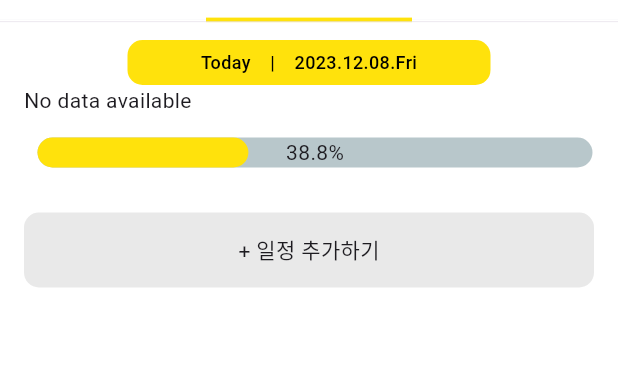
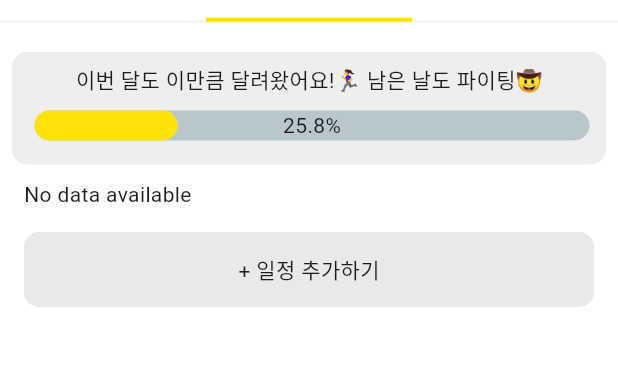
Before and after one commit to minzziPark/Flutter_project_Beeginner, a Flutter app: the SchedulePage screen opened by its route, on a phone screen of 412 x 824 dp, the part 110-476 px from its top. Run offline on Flutter 3.47's test engine with Material 3 defaults, Android fonts, the phone set to English and light mode, and no system bars; drawn by our look-alikes of percent_indicator; our stand-ins replace cloud_firestore, firebase_auth, firebase_core, flutter_svg, table_calendar, timer_builder; accounts and stored records are empty.

Commit message:
디테일 수정

```diff
--- a/beeginner/lib/schedule.dart
+++ b/beeginner/lib/schedule.dart
@@ -18,6 +18,20 @@ class SchedulePage extends StatefulWidget {
 class _SchedulePageState extends State<SchedulePage> {
   var _selectedDay;
   var _focusedDay = DateTime.now();
+
+  double _calculateProgressPercentage() {
+    // 현재 월의 총 일수를 계산
+    int totalDaysInMonth = DateTime(
+      _focusedDay.year,
+      _focusedDay.month + 1,
+      0,
+    ).day;
+
+    // 현재 날짜가 현재 월에서 몇 퍼센트 진행되었는지 계산
+    double progressPercentage = _focusedDay.day / totalDaysInMonth;
+
+    return progressPercentage;
+  }
 
   @override
   Widget build(BuildContext context) {
@@ -160,29 +174,40 @@ class _SchedulePageState extends State<SchedulePage> {
         child: Column(
           // mainAxisAlignment: MainAxisAlignment.spaceEvenly,
           children: [
-            TimerBuilder.periodic(
-              const Duration(seconds: 1),
-              builder: (context) {
-                return Container(
-                  width: 242,
-                  height: 30,
-                  decoration: BoxDecoration(
-                    color: Color.fromRGBO(255, 226, 12, 1), // 배경색 설정
-                    borderRadius: BorderRadius.circular(10.0), // radius 설정
-                  ),
-                  padding: const EdgeInsets.all(0.0), // 내부 여백 설정
-                  child: Center(
-                    child: Text(
-                      'Today    |    ${DateFormat('yyyy.MM.dd.EEE').format(DateTime.now())}',
-                      style: const TextStyle(
-                        fontSize: 12,
-                        fontWeight: FontWeight.w500,
-                        color: Colors.black, // 텍스트 색상 설정
+            Padding(
+              padding: const EdgeInsets.fromLTRB(8.0, 8, 8, 10),
+              child: Container(
+                width: 400,
+                height: 75,
+                decoration: ShapeDecoration(
+                  color: Color.fromARGB(70, 192, 192, 192),
+                  shape: RoundedRectangleBorder(
+                    borderRadius: BorderRadius.circular(10),
                   ),
                 ),
+                child: Column(
+                  children: [
+                    Padding(
+                      padding: const EdgeInsets.fromLTRB(8.0, 8, 8, 0),
+                      child: Text('이번 달도 이만큼 달려왔어요!🏃‍♀️ 남은 날도 파이팅🤠'),
                     ),
-                );
-              },
+                    Padding(
+                      padding: const EdgeInsets.fromLTRB(5, 10, 0, 0),
+                      child: LinearPercentIndicator(
+                        width: 390,
+                        animation: true,
+                        lineHeight: 20.0,
+                        animationDuration: 2000,
+                        percent: _calculateProgressPercentage(),
+                        center: Text(
+                            "${(_calculateProgressPercentage() * 100).toStringAsFixed(1)}%"),
+                        linearStrokeCap: LinearStrokeCap.roundAll,
+                        progressColor: Color.fromRGBO(255, 226, 12, 1),
+                      ),
+                    ),
+                  ],
+                ),
+              ),
             ),
             Container(
               width: 380,
@@ -222,22 +247,14 @@ class _SchedulePageState extends State<SchedulePage> {
                       ),
                     );
                   }
-                  }),
-            ),
-            Padding(
-              padding: const EdgeInsets.all(15.0),
-              child: LinearPercentIndicator(
-                width: 390,
-                animation: true,
-                lineHeight: 20.0,
-                animationDuration: 2000,
-                percent: 0.38,
-                center: Text("38.8%"),
-                linearStrokeCap: LinearStrokeCap.roundAll,
-                progressColor: Color.fromRGBO(255, 226, 12, 1),
+                },
               ),
             ),
-            Padding(
+            Positioned(
+              bottom: 0,
+              left: 0,
+              right: 0,
+              child: Padding(
                 padding: const EdgeInsets.all(15.0),
                 child: Container(
                   width: 380,
@@ -266,6 +283,7 @@ class _SchedulePageState extends State<SchedulePage> {
                   ),
                 ),
               ),
+            ),
           ],
         ),
       ),
```
Lines whose indentation alone changed are shown as unchanged.
